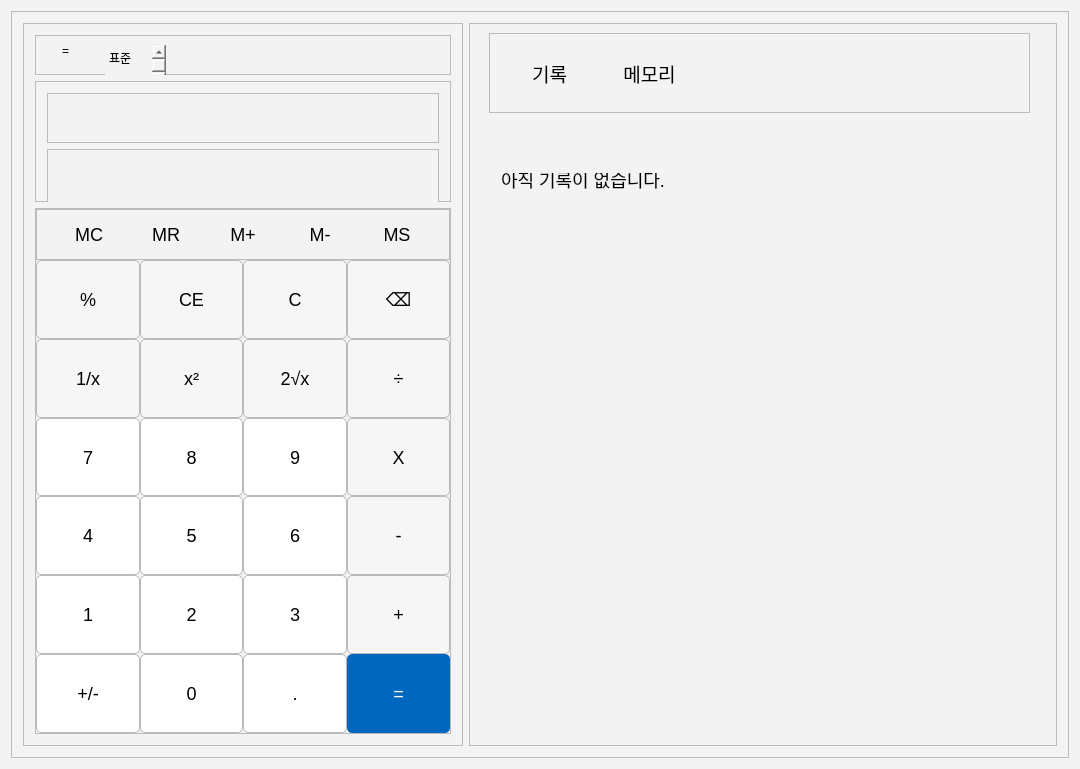
This is Qcalculate.ui in mirae719/Qcalculate as Qt 5 draws it before an edit. The edited form follows.
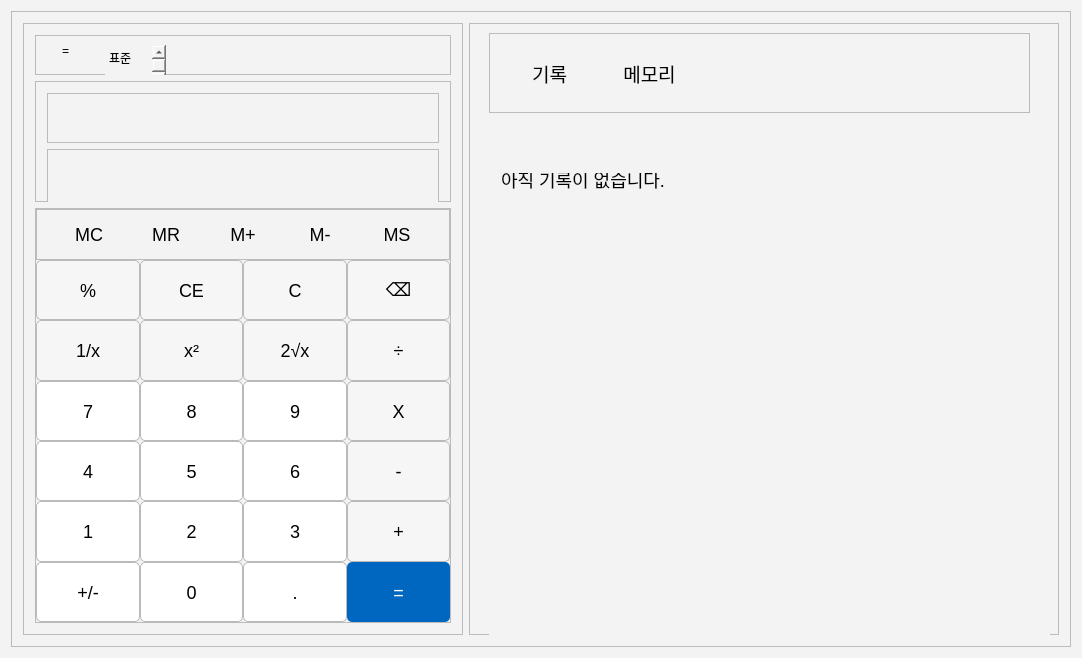
This is the edited form. Icons and pictures are not drawn.

```diff
--- a/Qcalculate.ui
+++ b/Qcalculate.ui
@@ -6,8 +6,8 @@
    <rect>
     <x>0</x>
     <y>0</y>
-    <width>1080</width>
-    <height>769</height>
+    <width>1082</width>
+    <height>658</height>
    </rect>
   </property>
   <property name="sizePolicy">
```
Left out of the diff: 2 changed lines with no effect on the pictures.
